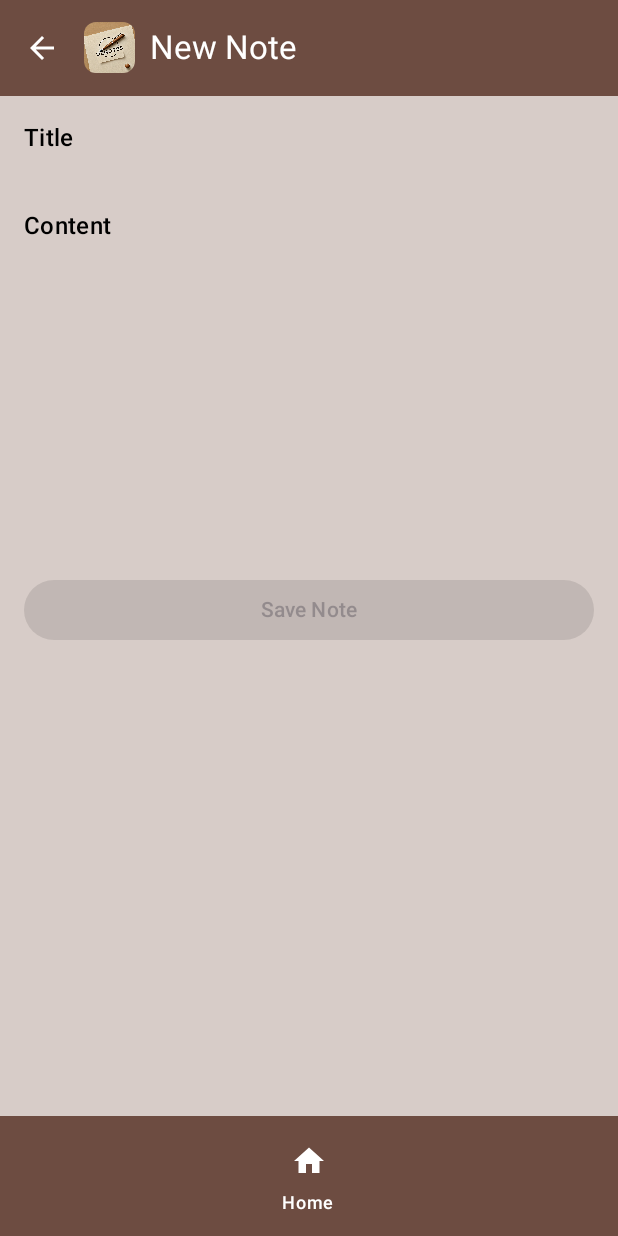
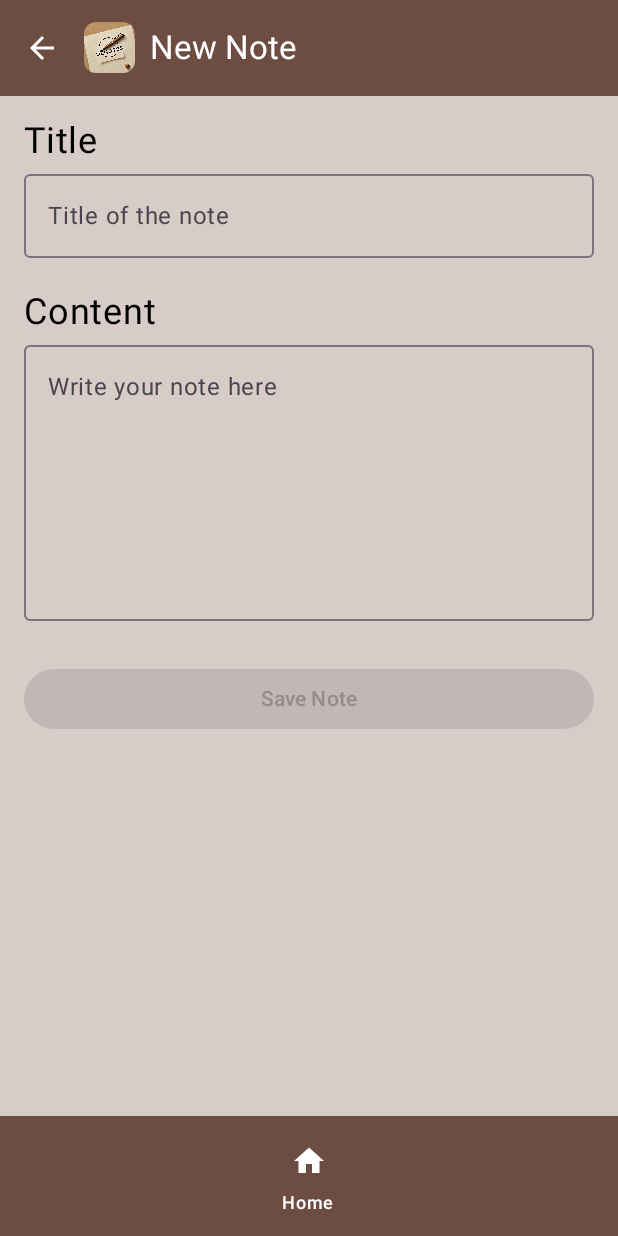
Before and after one commit to DenzelGitonga007/Learning-Kotlin-02, an Android app built with Jetpack Compose: the AddNoteScreen screen opened through its navigation route, on a phone screen of 412 x 824 dp. Run offline under Robolectric (Android 15) with nearby library versions, the phone set to English and light mode, and no system bars.

Commit message:
add note typing

```diff
--- a/DeNotes/app/src/main/java/com/example/denotes/ui/theme/screens/AddNoteScreen.kt
+++ b/DeNotes/app/src/main/java/com/example/denotes/ui/theme/screens/AddNoteScreen.kt
@@ -8,9 +8,11 @@ import androidx.compose.material3.*
 import androidx.compose.runtime.*
 import androidx.compose.ui.Modifier
 import androidx.compose.ui.graphics.Color
+import androidx.compose.ui.text.TextStyle
 import androidx.compose.ui.text.input.ImeAction
 import androidx.compose.ui.tooling.preview.Preview
 import androidx.compose.ui.unit.dp
+import androidx.compose.ui.unit.sp
 import androidx.navigation.NavHostController
 import androidx.navigation.compose.rememberNavController
 import com.example.denotes.models.Note
@@ -38,27 +40,40 @@ fun AddNoteScreen(navController: NavHostController) {
                 .padding(16.dp)
         ) {
             // Title label
-            Text(text = "Title", style = MaterialTheme.typography.titleMedium)
+            Text(
+                text = "Title",
+                fontSize = 24.sp,
+                )
 
             // The text input field for title
-            BasicTextField(
+            OutlinedTextField(
                 value = title,
                 onValueChange = { title = it },
-                textStyle = MaterialTheme.typography.bodyLarge.copy(color = Color.Black),
+                placeholder = { Text(text="Title of the note") },
+//                textStyle = MaterialTheme.typography.bodyLarge.copy(color = Color.Black),
+//                textStyle = TextStyle.Default,
                 keyboardOptions = KeyboardOptions(imeAction = ImeAction.Next),
                 modifier = Modifier
                     .fillMaxWidth()
-                    .padding(vertical = 8.dp)
+                    .padding(vertical = 8.dp),
+
+//                label = { Text(text="Title") }
             )
 
+            Spacer(modifier = Modifier.height(14.dp))
+
             // Content label
-            Text(text = "Content", style = MaterialTheme.typography.titleMedium)
+            Text(
+                text = "Content",
+                fontSize = 24.sp,
+                )
 
             // Text field for entering note content
-            BasicTextField(
+            OutlinedTextField(
                 value = content,
                 onValueChange = { content = it },
-                textStyle = MaterialTheme.typography.bodyLarge.copy(color = Color.Black),
+                placeholder = { Text(text = "Write your note here") },
+//                textStyle = MaterialTheme.typography.bodyLarge.copy(color = Color.Black),
                 keyboardOptions = KeyboardOptions(imeAction = ImeAction.Done),
                 keyboardActions = KeyboardActions { /* Hide Keyboard */ },
                 modifier = Modifier
```
